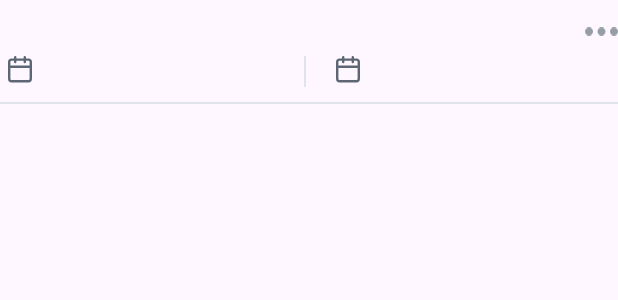
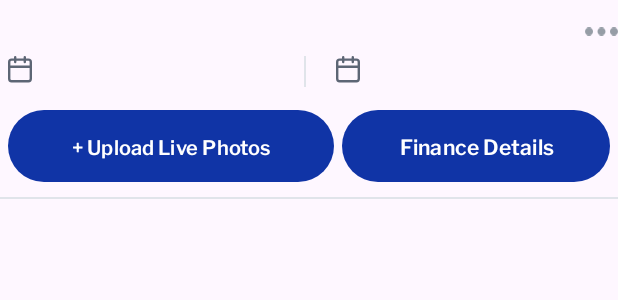
Before and after one commit to geharinadh/ewpms_app, an Android app built with Jetpack Compose: the layout milestones_list_adapter.xml on its own in the app's theme, with its tools: preview values and no code run, on a phone screen of 412 x 824 dp. Shown: the top 300 px of the screen. Run offline under Robolectric (Android 15) with nearby library versions, the phone set to English and light mode, and no system bars.

Commit message:
final source

```diff
--- a/app/src/main/res/layout/milestones_list_adapter.xml
+++ b/app/src/main/res/layout/milestones_list_adapter.xml
@@ -101,15 +101,14 @@
         android:layout_height="wrap_content"
         android:orientation="horizontal"
         android:layout_marginTop="15dp"
-        android:layout_marginLeft="10dp"
-        android:visibility="gone"
-        android:layout_marginRight="10dp"
+        android:layout_marginLeft="5dp"
+        android:visibility="visible"
+        android:layout_marginRight="5dp"
         android:weightSum="2">
     <Button
         android:id="@+id/upload_live_photos_btn"
         android:layout_width="0dp"
         android:layout_height="wrap_content"
-        android:layout_marginRight="5dp"
         android:layout_weight="1.1"
         android:backgroundTint="@color/sky_blue_dark"
         android:background="@drawable/button_shape"
```
Also changed, not shown: app/src/main/java/com/EWPMS/WorkDetailActivity.kt (+23 -43 lines).
